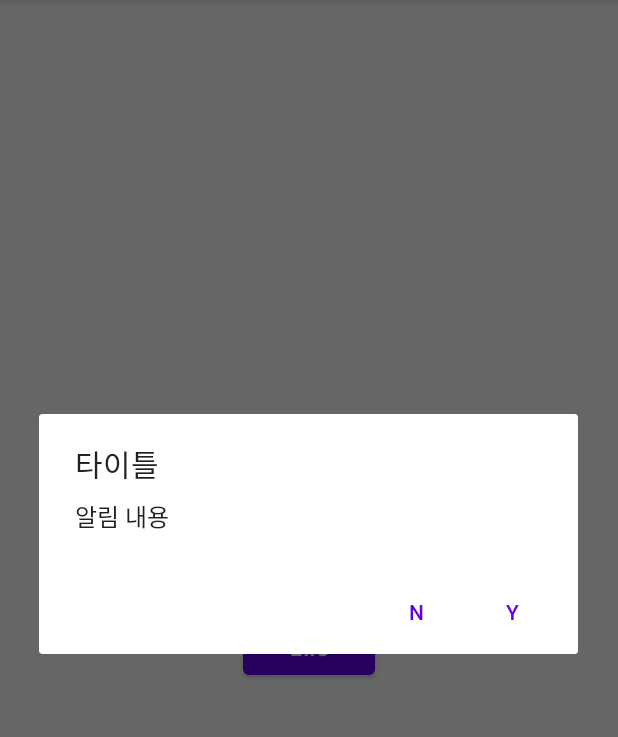
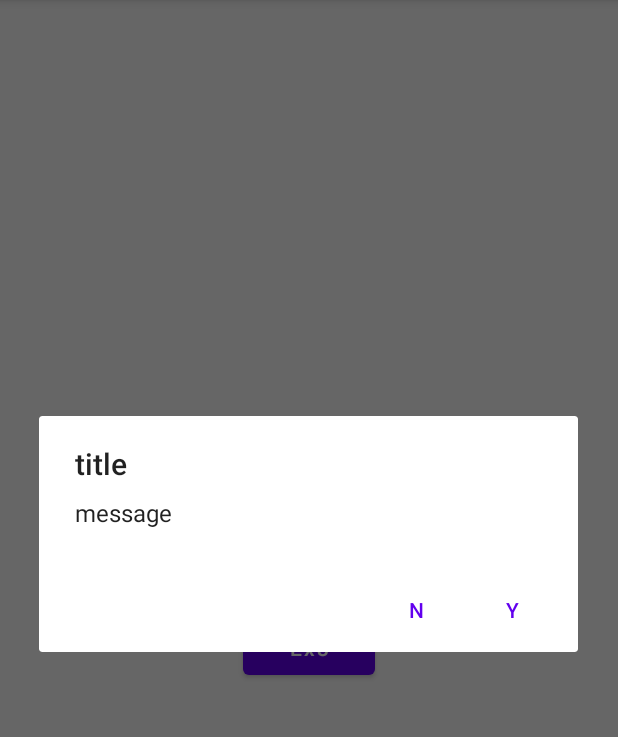
Before and after one commit to HYUNJUNEPARK/AlertDialogEx, an Android app: the screen it shows after launch (MainActivity), after a tap on "Ex3", on a phone screen of 412 x 824 dp, the part 84-821 px from its top. Run offline under Robolectric (Android 15) with nearby library versions, the phone set to English and light mode, and no system bars; our stand-ins replace data binding.

Commit message:
tmp: dialog Y 버튼에 동작하는 함수를 파라미터로 넘기고 싶음

```diff
--- a/app/src/main/AndroidManifest.xml
+++ b/app/src/main/AndroidManifest.xml
@@ -14,6 +14,9 @@
         android:theme="@style/Theme.CustomEx"
         tools:targetApi="31">
         <activity
+            android:name=".SubActivity"
+            android:exported="false" />
+        <activity
             android:name=".MainActivity"
             android:exported="true">
             <intent-filter>
--- /dev/null
+++ b/app/src/main/java/com/study/customex/AlertDialogManager.kt
@@ -0,0 +1,28 @@
+package com.study.customex
+
+import android.content.Context
+import androidx.appcompat.app.AlertDialog
+
+class AlertDialogManager(private val context: Context) {
+    /**
+     *
+     */
+    fun showPlainAlertDialog(
+        title: String,
+        message: String,
+        positiveButtonText: String,
+        negativeButtonText: String
+    ) {
+        AlertDialog.Builder(context)
+            .setTitle(title)
+            .setMessage(message)
+            .setPositiveButton(positiveButtonText) { _, int ->
+                //Toast.makeText(context, "INT : $int", Toast.LENGTH_SHORT).show()
+                //positiveFunc
+            }
+            .setNegativeButton(negativeButtonText) { dialogInterface, _ ->
+                dialogInterface.dismiss()
+            }
+            .show()
+    }
+}
--- a/app/src/main/java/com/study/customex/MainActivity.kt
+++ b/app/src/main/java/com/study/customex/MainActivity.kt
@@ -13,11 +13,15 @@ import com.study.customex.databinding.ActivityMainBinding
 
 class MainActivity : AppCompatActivity() {
     private lateinit var binding: ActivityMainBinding
+    private lateinit var alertDialogManager: AlertDialogManager
+
 
     override fun onCreate(savedInstanceState: Bundle?) {
         super.onCreate(savedInstanceState)
         binding = DataBindingUtil.setContentView(this, R.layout.activity_main)
         binding.mainActivity = this
+
+        alertDialogManager = AlertDialogManager(this)
     }
 
     //Ex1
@@ -69,15 +73,11 @@ class MainActivity : AppCompatActivity() {
 
     //Ex4
     fun onEx3() {
-        AlertDialog.Builder(this)
-            .setTitle("타이틀")
-            .setMessage("알림 내용")
-            .setPositiveButton("Y") { _, int ->
-                Toast.makeText(this, "INT : $int", Toast.LENGTH_SHORT).show()
-            }
-            .setNegativeButton("N") { dialogInterface, _ ->
-                dialogInterface.dismiss()
-            }
-            .show()
+        alertDialogManager.showPlainAlertDialog(
+            title = "title",
+            message = "message",
+            positiveButtonText = "Y",
+            negativeButtonText = "N"
+        )
     }
 }
```
Also changed, not shown: app/src/main/java/com/study/customex/SubActivity.kt (added, +11 -0 lines), app/src/main/res/layout/activity_sub.xml (added, +18 -0 lines).
